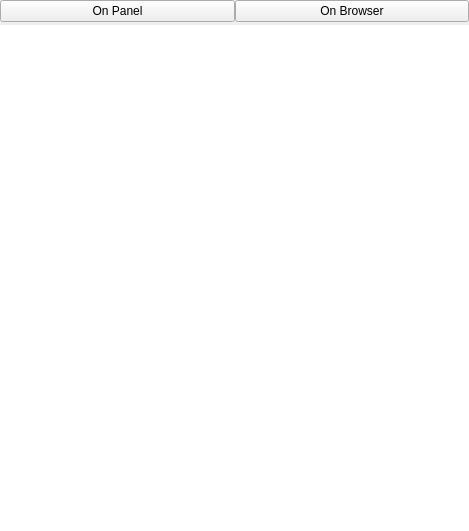
The window that forms/DbscanKnn.ui (dj-spatial/spatial_analysis) describes before a commit, drawn with Qt 5.
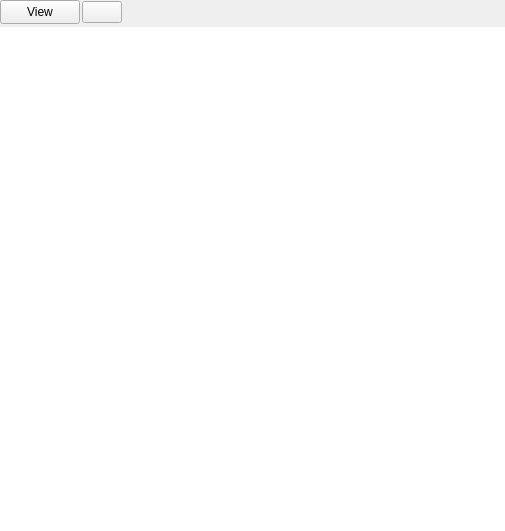
The same window after the commit. Icons and pictures are not drawn.

The edit to the form file:
```diff
--- a/forms/DbscanKnn.ui
+++ b/forms/DbscanKnn.ui
@@ -6,7 +6,7 @@
    <rect>
     <x>0</x>
     <y>0</y>
-    <width>469</width>
+    <width>505</width>
     <height>531</height>
    </rect>
   </property>
@@ -32,21 +32,72 @@
    <property name="verticalSpacing">
     <number>3</number>
    </property>
+   <item row="0" column="2">
+    <spacer name="horizontalSpacer_3">
+     <property name="orientation">
+      <enum>Qt::Horizontal</enum>
+     </property>
+     <property name="sizeType">
+      <enum>QSizePolicy::Fixed</enum>
+     </property>
+     <property name="sizeHint" stdset="0">
+      <size>
+       <width>2</width>
+       <height>20</height>
+      </size>
+     </property>
+    </spacer>
+   </item>
    <item row="0" column="1">
-    <widget class="QPushButton" name="browserBtn">
-     <property name="text">
-      <string>On Browser</string>
-     </property>
-    </widget>
-   </item>
-   <item row="0" column="0">
     <widget class="QPushButton" name="knnBtn">
+     <property name="sizePolicy">
+      <sizepolicy hsizetype="Maximum" vsizetype="Fixed">
+       <horstretch>0</horstretch>
+       <verstretch>0</verstretch>
+      </sizepolicy>
+     </property>
+     <property name="minimumSize">
+      <size>
+       <width>55</width>
+       <height>24</height>
+      </size>
+     </property>
      <property name="text">
-      <string>On Panel</string>
+      <string>View</string>
      </property>
     </widget>
    </item>
-   <item row="1" column="0" colspan="2">
+   <item row="0" column="3" alignment="Qt::AlignVCenter">
+    <widget class="QPushButton" name="browserBtn">
+     <property name="sizePolicy">
+      <sizepolicy hsizetype="Maximum" vsizetype="Fixed">
+       <horstretch>0</horstretch>
+       <verstretch>0</verstretch>
+      </sizepolicy>
+     </property>
+     <property name="text">
+      <string/>
+     </property>
+     <property name="icon">
+      <iconset>
+       <normaloff>../icons/browser.svg</normaloff>../icons/browser.svg</iconset>
+     </property>
+    </widget>
+   </item>
+   <item row="0" column="4">
+    <spacer name="horizontalSpacer">
+     <property name="orientation">
+      <enum>Qt::Horizontal</enum>
+     </property>
+     <property name="sizeHint" stdset="0">
+      <size>
+       <width>40</width>
+       <height>20</height>
+      </size>
+     </property>
+    </spacer>
+   </item>
+   <item row="1" column="0" colspan="5">
     <widget class="QWidget" name="knn_panel" native="true">
      <property name="enabled">
       <bool>true</bool>
```
